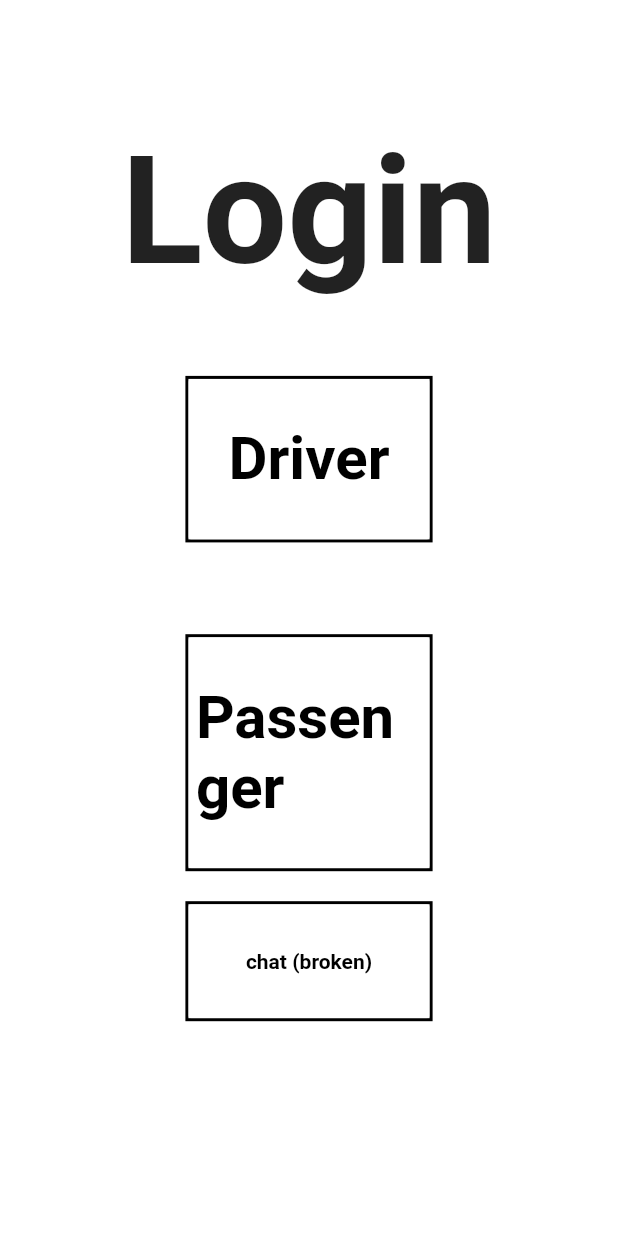
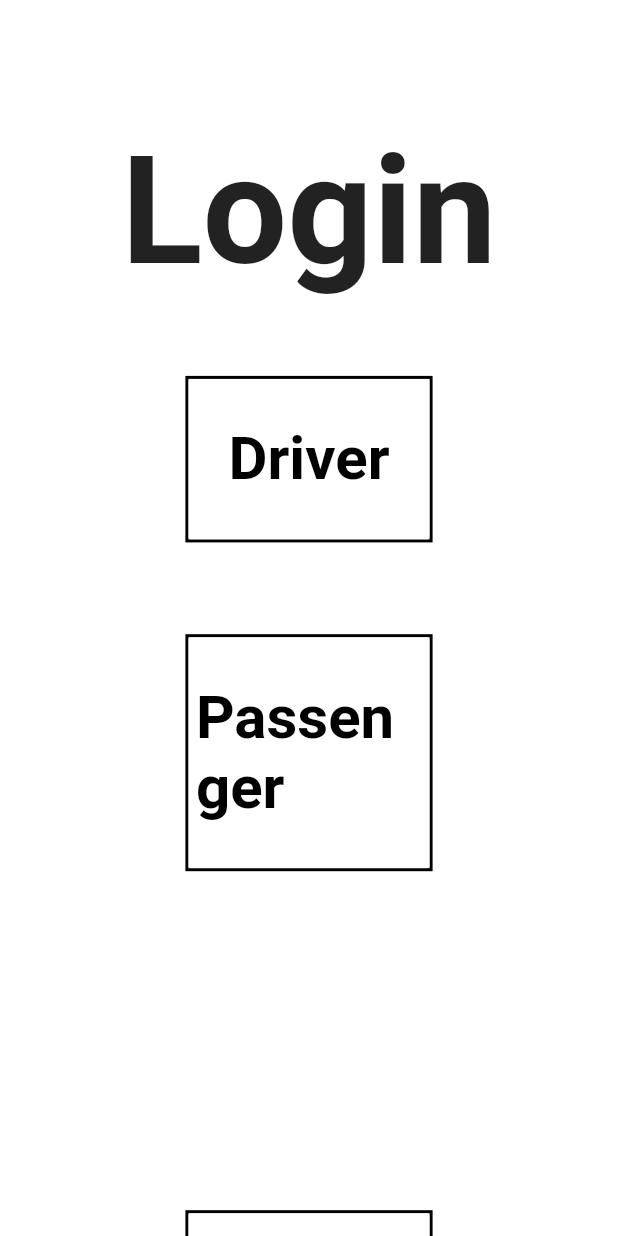
Before and after one commit to m-sabihul-hasan/FindARider.xyz, a Flutter app: the screen it shows after launch, on a phone screen of 412 x 824 dp. Run offline on Flutter 3.47's test engine with Material 2 defaults, Android fonts, the phone set to English and light mode, and no system bars; our stand-ins replace flutter_chat_bubble, flutter_svg, google_fonts, socket_io_client; missing offline and left inert: flutter_socket_io, socket_io; Roboto replaces fonts that are missing (Yellowtail).

Commit message:
Update body.dart

```diff
--- a/lib/Screens/Welcome/components/body.dart
+++ b/lib/Screens/Welcome/components/body.dart
@@ -74,25 +74,25 @@ class Body extends StatelessWidget {
                 );
               },
             ),
-            RoundedButton(
-              text: Text(
-                "chat (broken)",
-                style:
-                    TextStyle(color: Colors.black, fontWeight: FontWeight.bold),
-              ),
-              color: button_text,
-              textColor: Colors.black,
-              press: () {
-                Navigator.push(
-                  context,
-                  MaterialPageRoute(
-                    builder: (context) {
-                      return ChatScreen();
-                    },
-                  ),
-                );
-              },
-            ),
+            // RoundedButton(
+            //   text: Text(
+            //     "chat (broken)",
+            //     style:
+            //         TextStyle(color: Colors.black, fontWeight: FontWeight.bold),
+            //   ),
+            //   color: button_text,
+            //   textColor: Colors.black,
+            //   press: () {
+            //     Navigator.push(
+            //       context,
+            //       MaterialPageRoute(
+            //         builder: (context) {
+            //           return ChatScreen();
+            //         },
+            //       ),
+            //     );
+            //   },
+            // ),
             SizedBox(height: size.height * 0.25),
             RoundedButton(
               text: Text(
```
